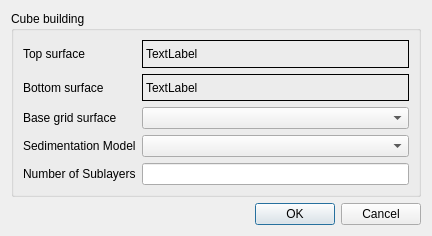
First picture: the form in cubedialog.ui, repository paceholder/geoix, before the edit.
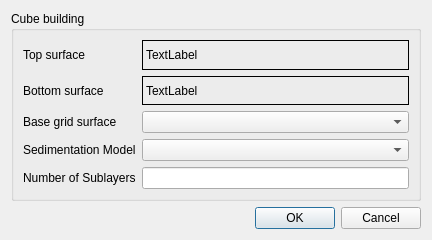
Second picture: the form after the edit.

The edit to the form file:
```diff
--- a/cubedialog.ui
+++ b/cubedialog.ui
@@ -7,7 +7,7 @@
     <x>0</x>
     <y>0</y>
     <width>432</width>
-    <height>236</height>
+    <height>240</height>
    </rect>
   </property>
   <property name="windowTitle">
```
Left out of the diff: 54 changed lines with no effect on the pictures.
